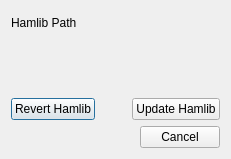
Above: mqt/MqtBase/managehamlib.ui from Rsclub22/Minos2-Mirror before the change. Below: the same form after it.
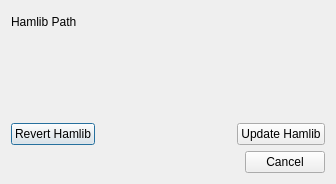
That is the form after the change.

Commit message: Change from Sourceforge to Uwe DG2YCB site

Patch:
```diff
--- a/mqt/MqtBase/managehamlib.ui
+++ b/mqt/MqtBase/managehamlib.ui
@@ -6,8 +6,8 @@
    <rect>
     <x>0</x>
     <y>0</y>
-    <width>231</width>
-    <height>159</height>
+    <width>336</width>
+    <height>184</height>
    </rect>
   </property>
   <property name="windowTitle">
@@ -21,13 +21,6 @@
      </property>
     </widget>
    </item>
-   <item>
-    <widget class="QLabel" name="hamlibPathLabel">
-     <property name="text">
-      <string/>
-     </property>
-    </widget>
-   </item>
    <item>
     <widget class="QLabel" name="verLabel">
      <property name="text">
@@ -35,6 +28,20 @@
      </property>
     </widget>
    </item>
+   <item>
+    <widget class="QLabel" name="hamlibPathLabel">
+     <property name="text">
+      <string/>
+     </property>
+    </widget>
+   </item>
+   <item>
+    <widget class="QLabel" name="uweLabel">
+     <property name="text">
+      <string/>
+     </property>
+    </widget>
+   </item>
    <item>
     <layout class="QHBoxLayout" name="horizontalLayout_3">
      <item>
```
Left out of the diff: 4 changed lines with no effect on the pictures. The commit also changes 1 other file.
